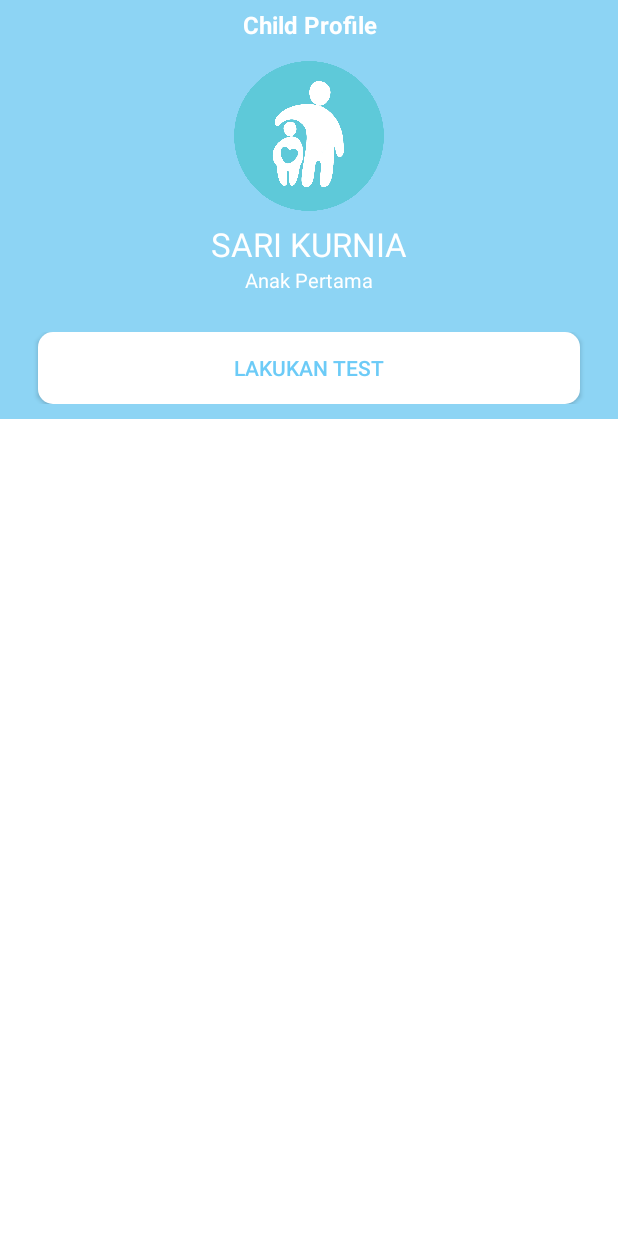
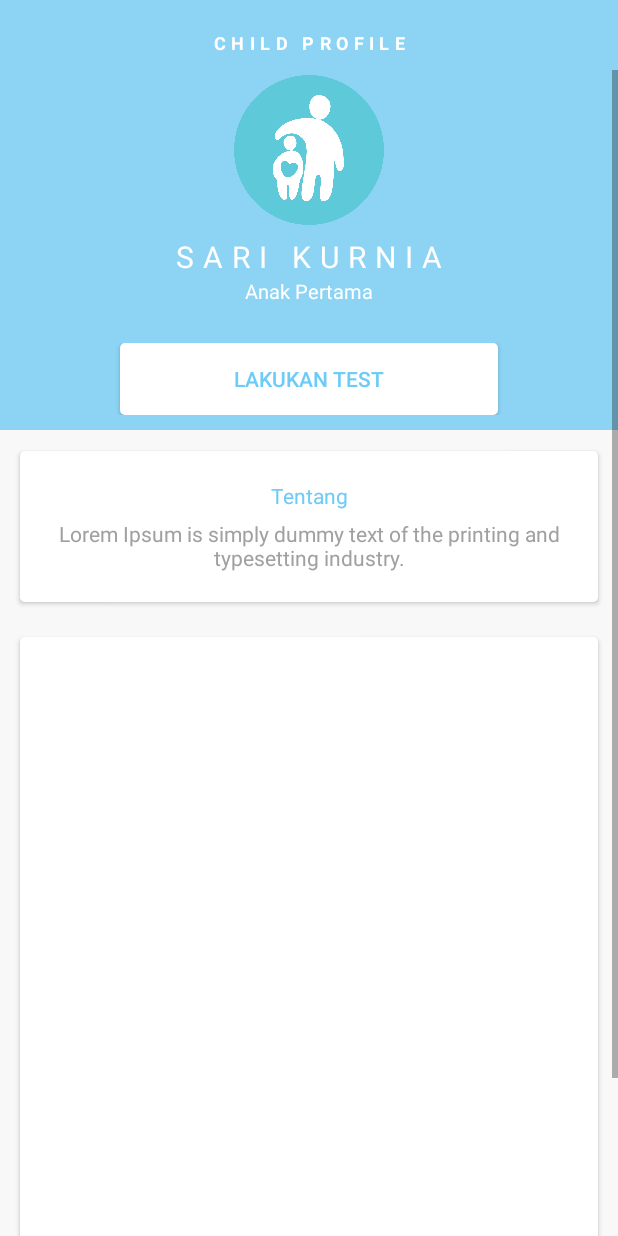
Before and after one commit to sarikrn/parentcare, an Android app: the ChildProfileActivity screen opened directly, with no data from a screen before it, on a phone screen of 412 x 824 dp. Run offline under Robolectric (Android 15) with nearby library versions, the phone set to English and light mode, and no system bars.

Commit message:
update child profile

```diff
--- a/app/build.gradle
+++ b/app/build.gradle
@@ -28,4 +28,6 @@ dependencies {
 
     //Library Login
     implementation 'com.nightonke:blurlockview:1.0.0'
+    implementation 'com.android.support:cardview-v7:28.0.0'
+    implementation 'com.android.support:support-v4:28.0.0'
 }
--- a/app/src/main/AndroidManifest.xml
+++ b/app/src/main/AndroidManifest.xml
@@ -3,20 +3,20 @@
     package="com.informatika.parentcare">
 
     <application
+        android:hardwareAccelerated="true"
         android:allowBackup="true"
         android:icon="@mipmap/ic_launcher"
         android:label="@string/app_name"
         android:roundIcon="@mipmap/ic_launcher_round"
         android:supportsRtl="true"
         android:theme="@style/AppTheme">
-        <activity android:name="com.informatika.parentcare.HomeActivity">
+        <activity android:name=".LoginActivity">
             <intent-filter>
                 <action android:name="android.intent.action.MAIN" />
-
                 <category android:name="android.intent.category.LAUNCHER" />
             </intent-filter>
         </activity>
-        <activity android:name=".LoginActivity" />
+        <activity android:name=".HomeActivity" />
         <activity android:name=".ChildProfileActivity"></activity>
     </application>
 
--- a/app/src/main/java/com/informatika/parentcare/LoginActivity.java
+++ b/app/src/main/java/com/informatika/parentcare/LoginActivity.java
@@ -39,7 +39,7 @@ public class LoginActivity extends AppCompatActivity {
             @Override
             public void correct(String inputPassword) {
                 Toast.makeText(LoginActivity.this, "Selamat Datang", Toast.LENGTH_SHORT).show();
-                Intent intent = new Intent(LoginActivity.this, com.informatika.parentcare.ChildProfileActivity.class);
+                Intent intent = new Intent(LoginActivity.this, ChildProfileActivity.class);
                 startActivity(intent);
             }
 
--- a/app/src/main/res/drawable/button_general.xml
+++ b/app/src/main/res/drawable/button_general.xml
@@ -1,7 +1,7 @@
 <?xml version="1.0" encoding="utf-8"?>
 <shape xmlns:android="http://schemas.android.com/apk/res/android"
     android:shape="rectangle">
-    <corners android:radius="10dp" />
+    <corners android:radius="3dp" />
     <solid
         android:color="#ffffff"/>
 </shape>
--- a/app/src/main/res/layout/activity_child_profile.xml
+++ b/app/src/main/res/layout/activity_child_profile.xml
@@ -4,22 +4,26 @@
     xmlns:tools="http://schemas.android.com/tools"
     android:layout_width="match_parent"
     android:layout_height="match_parent"
-    android:background="@android:color/white"
     android:orientation="vertical"
+    android:background="#f8f8f8"
     tools:context=".ChildProfileActivity">
 
+    //@Sari Kurnia : Judul halaman
     <TextView
         android:id="@+id/title"
         android:layout_width="match_parent"
         android:layout_height="wrap_content"
         android:background="@color/colorPrimary"
-        android:paddingTop="5dp"
         android:paddingBottom="10dp"
-        android:text="Child Profile"
+        android:paddingTop="20dp"
+        android:paddingRight="10dp"
+        android:paddingLeft="10dp"
+        android:text="CHILD PROFILE"
         android:textAlignment="center"
         android:textColor="@android:color/white"
-        android:textSize="16dp"
-        android:textStyle="bold" />
+        android:textSize="12dp"
+        android:textStyle="bold"
+        android:letterSpacing="0.3"/>
 
     <ScrollView
         android:layout_width="match_parent"
@@ -29,9 +33,9 @@
         <LinearLayout
             android:layout_width="match_parent"
             android:layout_height="wrap_content"
-            android:background="@color/colorPrimary"
             android:orientation="vertical">
 
+            //@Sari Kurnia : Layout atas (Identitas Anak)
             <LinearLayout
                 android:layout_width="match_parent"
                 android:layout_height="wrap_content"
@@ -39,7 +43,8 @@
                 android:paddingLeft="10dp"
                 android:paddingTop="3dp"
                 android:paddingRight="10dp"
-                android:paddingBottom="10dp">
+                android:paddingBottom="10dp"
+                android:background="@color/colorPrimary">
 
                 <ImageView
                     android:id="@+id/photo"
@@ -65,7 +70,8 @@
                         android:text="SARI KURNIA"
                         android:textAlignment="center"
                         android:textColor="#ffffff"
-                        android:textSize="22dp" />
+                        android:textSize="20dp"
+                        android:letterSpacing="0.3"/>
 
                     <TextView
                         android:id="@+id/addiction"
@@ -87,19 +93,75 @@
                         android:id="@+id/button"
                         android:layout_width="match_parent"
                         android:layout_height="wrap_content"
-                        android:layout_marginLeft="15dp"
-                        android:layout_marginRight="15dp"
+                        android:layout_marginLeft="70dp"
+                        android:layout_marginRight="70dp"
                         android:background="@drawable/button_general"
-                        android:elevation="4dp"
                         android:onClick="TambahDataAnak"
                         android:text="Lakukan Test"
-                        android:textColor="@color/colorFontDark" />
+                        android:textColor="@color/colorFontDark"/>
                 </RelativeLayout>
 
             </LinearLayout>
 
+            //Sari Kurnia : Layout konten/hasil dari konsultasi
+            <GridLayout
+                android:layout_width="match_parent"
+                android:layout_height="wrap_content"
+                android:columnCount="1"
+                android:alignmentMode="alignMargins"
+                android:columnOrderPreserved="false"
+                android:layout_weight="8"
+                android:padding="10dp">
+
+                <android.support.v7.widget.CardView
+                    android:layout_width="match_parent"
+                    android:layout_height="wrap_content"
+                    android:layout_columnWeight="1"
+                    android:layout_rowWeight="1"
+                    android:layout_marginBottom="15dp"
+                    app:cardElevation="2dp"
+                    app:cardCornerRadius="3dp"
+                    app:cardUseCompatPadding="true">
+
+                    <RelativeLayout
+                        android:layout_width="match_parent"
+                        android:layout_height="match_parent"
+                        android:layout_margin="20dp">
+
+                        <TextView
+                            android:id="@+id/title_card"
+                            android:layout_width="match_parent"
+                            android:layout_height="25dp"
+                            android:text="Tentang"
+                            android:textColor="@color/colorFontDark"
+                            android:textAlignment="center" />
+
+                        <TextView
+                            android:layout_width="match_parent"
+                            android:layout_height="wrap_content"
+                            android:text="Lorem Ipsum is simply dummy text of the printing and typesetting industry."
+                            android:layout_below="@id/title_card"
+                            android:textColor="#A0A0A0"
+                            android:textAlignment="center"/>
+                    </RelativeLayout>
+
+                </android.support.v7.widget.CardView>
+
+                <android.support.v7.widget.CardView
+                    android:layout_width="100dp"
+                    android:layout_height="500dp"
+                    android:layout_columnWeight="1"
+                    android:layout_rowWeight="1"
+                    android:layout_marginBottom="15dp"
+                    app:cardElevation="2dp"
+                    app:cardCornerRadius="3dp"
+                    app:cardUseCompatPadding="true">
+
+                </android.support.v7.widget.CardView>
+
+            </GridLayout>
+
         </LinearLayout>
-
 
     </ScrollView>
 
--- a/app/src/main/res/layout/activity_home.xml
+++ b/app/src/main/res/layout/activity_home.xml
@@ -6,13 +6,4 @@
     android:layout_height="match_parent"
     tools:context=".HomeActivity">
 
-    <TextView
-        android:layout_width="wrap_content"
-        android:layout_height="wrap_content"
-        android:text="Hello World!"
-        app:layout_constraintBottom_toBottomOf="parent"
-        app:layout_constraintLeft_toLeftOf="parent"
-        app:layout_constraintRight_toRightOf="parent"
-        app:layout_constraintTop_toTopOf="parent" />
-
 </android.support.constraint.ConstraintLayout>
```
